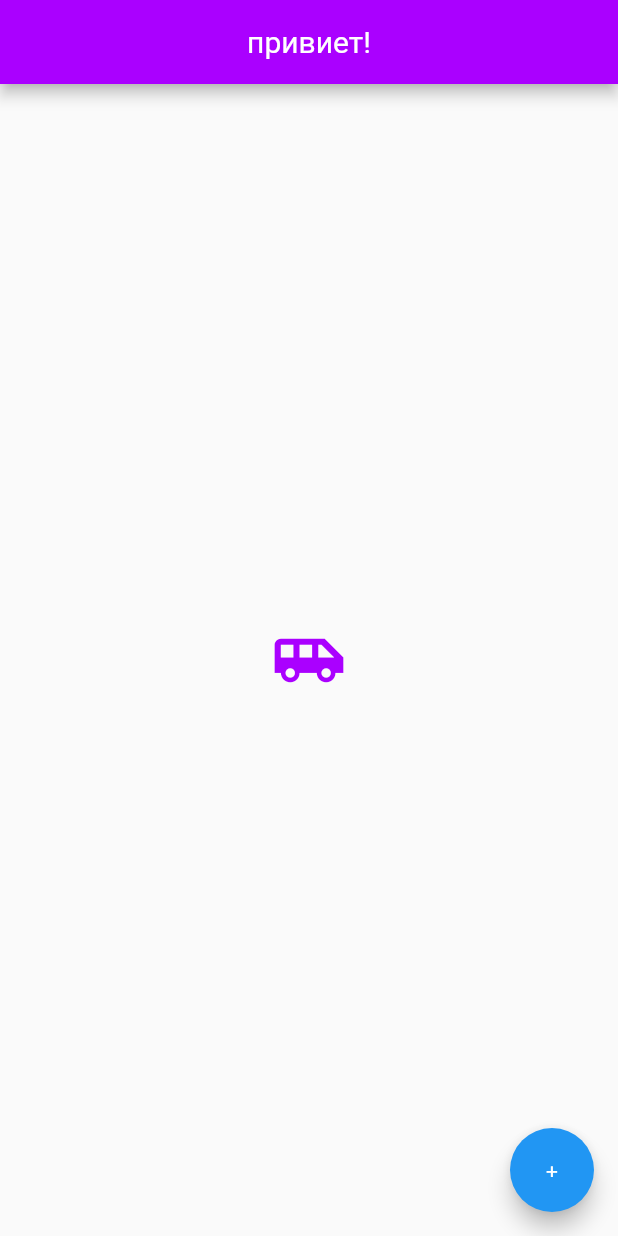
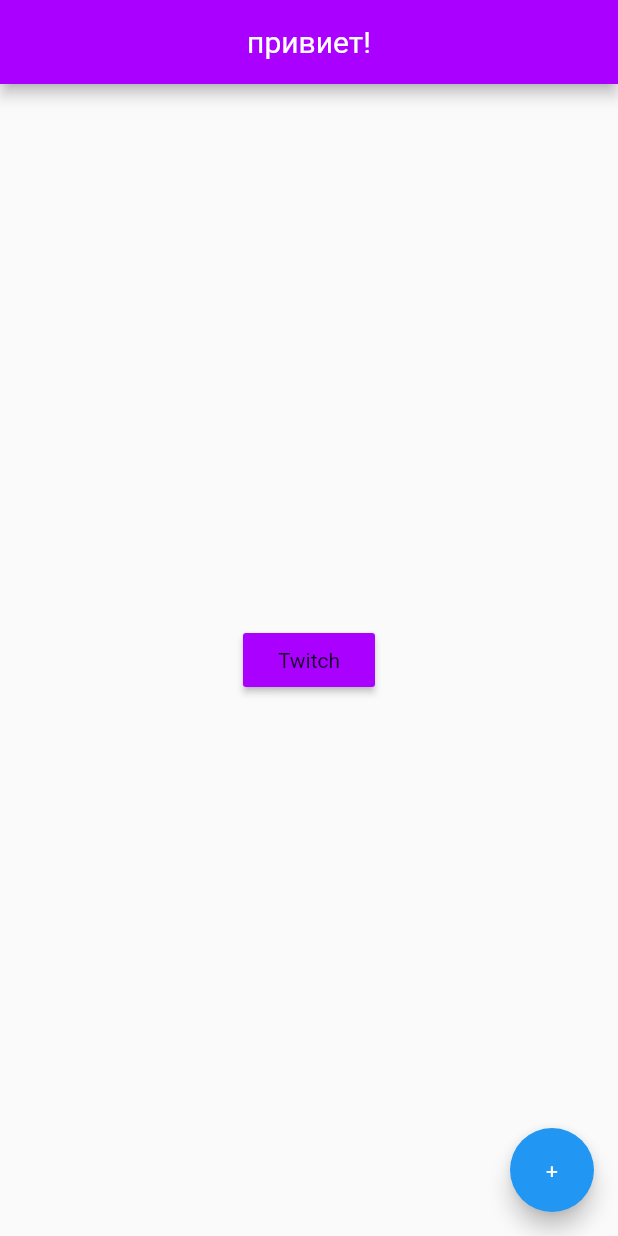
Before and after one commit to kuuga2000/flutterndart, a Flutter app: the screen it shows after launch, on a phone screen of 412 x 824 dp. Run offline on Flutter 3.47's test engine with Material 2 defaults, Android fonts, the phone set to English and light mode, and no system bars.

Commit message:
RaisedButton

```diff
--- a/lib/main.dart
+++ b/lib/main.dart
@@ -14,10 +14,12 @@ class Home extends StatelessWidget {
         backgroundColor: Colors.purpleAccent[700],
       ),
       body: Center(
-          child: Icon(
-            Icons.airport_shuttle,
+          child: RaisedButton(
+            onPressed: () {
+              print("Ты клик на Меня!");
+            },
+            child: Text('Twitch'),
             color: Colors.purpleAccent[700],
-            size: 50
           )
       ),
       floatingActionButton: FloatingActionButton(
```
